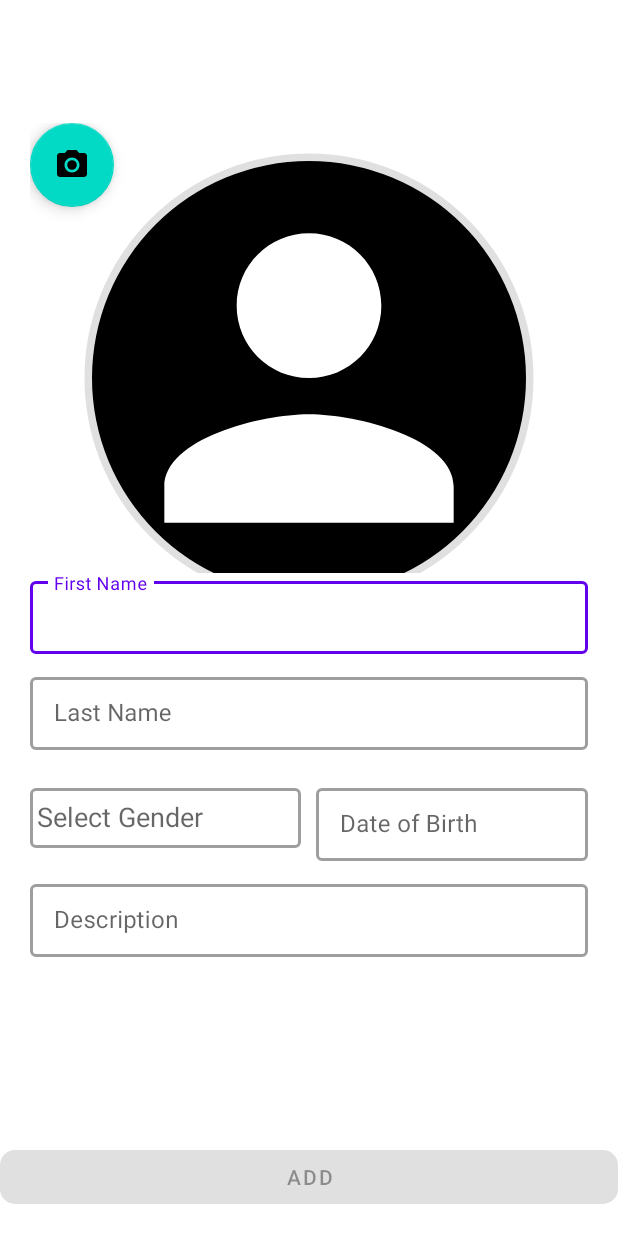
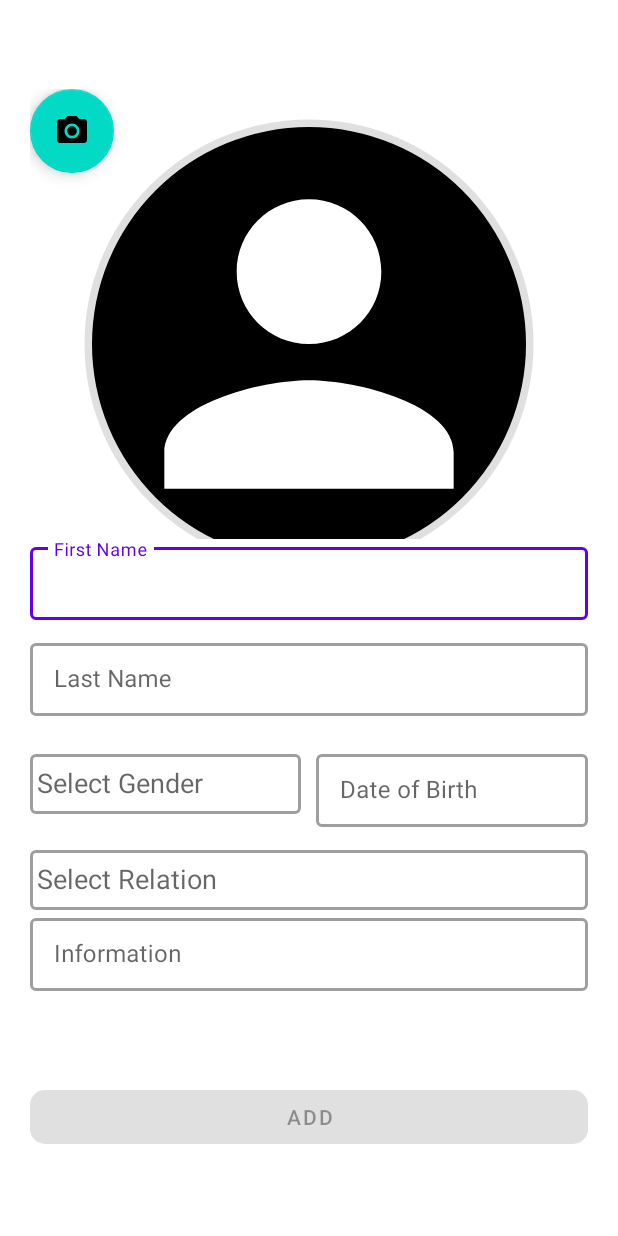
Before and after one commit to ANI2006/LineAge, an Android app: the AddUserActivity screen opened directly, with no data from a screen before it, on a phone screen of 412 x 824 dp. Run offline under Robolectric (Android 15) with nearby library versions, the phone set to English and light mode, and no system bars; our stand-ins replace Room's generated code, data binding; libraries missing offline, so code that uses them is left out: com.github.dhaval2404.imagepicker.

Commit message:
Relation Entity

```diff
--- a/app/src/main/java/com/example/lineage6/ui/AppRepo.java
+++ b/app/src/main/java/com/example/lineage6/db/AppRepo.java
@@ -1,11 +1,8 @@
-package com.example.lineage6.ui;
+package com.example.lineage6.db;
 
 import android.content.Context;
 
 import androidx.lifecycle.LiveData;
-
-import com.example.lineage6.ui.user.ProjectModel;
-import com.example.lineage6.ui.user.UserDao;
 
 import java.util.List;
 import java.util.concurrent.Callable;
--- a/app/src/main/java/com/example/lineage6/ui/DateConverter.java
+++ b/app/src/main/java/com/example/lineage6/db/DateConverter.java
@@ -1,4 +1,4 @@
-package com.example.lineage6.ui;
+package com.example.lineage6.db;
 
 import androidx.room.TypeConverter;
 
--- a/app/src/main/java/com/example/lineage6/ui/OnClickItemInterface.java
+++ b/app/src/main/java/com/example/lineage6/db/OnClickItemInterface.java
@@ -1,6 +1,4 @@
-package com.example.lineage6.ui;
-
-import com.example.lineage6.ui.user.ProjectModel;
+package com.example.lineage6.db;
 
 public interface OnClickItemInterface {
 
--- a/app/src/main/java/com/example/lineage6/ui/user/UserDao.java
+++ b/app/src/main/java/com/example/lineage6/db/UserDao.java
@@ -1,4 +1,4 @@
-package com.example.lineage6.ui.user;
+package com.example.lineage6.db;
 
 import androidx.lifecycle.LiveData;
 import androidx.room.Dao;
--- a/app/src/main/java/com/example/lineage6/ui/user/UserViewModel.java
+++ b/app/src/main/java/com/example/lineage6/mvvm/UserViewModel.java
@@ -1,4 +1,4 @@
-package com.example.lineage6.ui.user;
+package com.example.lineage6.mvvm;
 
 import android.app.Application;
 
@@ -6,7 +6,9 @@ import androidx.annotation.NonNull;
 import androidx.lifecycle.AndroidViewModel;
 import androidx.lifecycle.LiveData;
 
-import com.example.lineage6.ui.AppRepo;
+import com.example.lineage6.db.AppRepo;
+import com.example.lineage6.db.ProjectModel;
+import com.example.lineage6.db.UserDao;
 
 import java.util.List;
 import java.util.concurrent.ExecutionException;
--- a/app/src/main/java/com/example/lineage6/ui/user/AddUserActivity.java
+++ b/app/src/main/java/com/example/lineage6/ui/user/AddUserActivity.java
@@ -1,15 +1,11 @@
 package com.example.lineage6.ui.user;
 
 import android.annotation.SuppressLint;
-import android.app.AlertDialog;
 import android.app.DatePickerDialog;
 import android.content.Intent;
-import android.graphics.Color;
-import android.graphics.drawable.ColorDrawable;
 import android.net.Uri;
 import android.os.Build;
 import android.os.Bundle;
-import android.preference.PreferenceManager;
 import android.view.View;
 import android.widget.AdapterView;
 import android.widget.ArrayAdapter;
@@ -23,17 +19,14 @@ import androidx.annotation.Nullable;
 import androidx.appcompat.app.AppCompatActivity;
 import androidx.lifecycle.ViewModelProvider;
 
-import com.bumptech.glide.Glide;
 import com.example.lineage6.R;
 import com.example.lineage6.databinding.ActivityAddUserBinding;
+import com.example.lineage6.db.ProjectModel;
+import com.example.lineage6.mvvm.UserViewModel;
 import com.github.dhaval2404.imagepicker.ImagePicker;
 import com.google.android.material.floatingactionbutton.FloatingActionButton;
 
-import java.text.ParseException;
-import java.text.SimpleDateFormat;
 import java.util.Calendar;
-import java.util.Date;
-import java.util.Objects;
 
 public class AddUserActivity extends AppCompatActivity {
     private DatePickerDialog datePickerDialog;
@@ -44,9 +37,14 @@ public class AddUserActivity extends AppCompatActivity {
     ImageView imageView;
     FloatingActionButton button;
     private ActivityAddUserBinding binding;
-    private String firstName,lastName,description,gender,date;
+    private String firstName,lastName,description,gender,date,relation;
    // private int age;
     private final String[] genders={" Male"," Female"};
+    private final String[] relations={" Brother"," Mother"};
+
+
+
+
     private UserViewModel userViewModel;
     private ProjectModel projectModel;
     private boolean isEdit=false;
@@ -79,6 +77,8 @@ public class AddUserActivity extends AppCompatActivity {
          //   binding.edtAge.setText(String.valueOf(projectModel.age));
             binding.edtDescription.setText(projectModel.description);
             binding.etDate.setText(projectModel.date);
+            binding.edtRelation.setText(projectModel.relation);
+
 
             isEdit=true;
 
@@ -96,6 +96,7 @@ public class AddUserActivity extends AppCompatActivity {
              //   age=Integer.parseInt(binding.edtAge.getText().toString().trim());
                 description=binding.edtDescription.getText().toString().trim();
                 date=binding.etDate.getText().toString().trim();
+                relation=binding.edtRelation.getText().toString().trim();
 
 
 
@@ -107,6 +108,8 @@ public class AddUserActivity extends AppCompatActivity {
                // projectModel.age=age;
                 projectModel.description=description;
                 projectModel.date=date;
+                projectModel.relation=relation;
+
 
 
 
@@ -121,6 +124,8 @@ public class AddUserActivity extends AppCompatActivity {
               //  age=Integer.parseInt(binding.edtAge.getText().toString().trim());
                 description=binding.edtDescription.getText().toString().trim();
                 date=binding.etDate.getText().toString().trim();
+                relation=binding.edtRelation.getText().toString().trim();
+
 
 
 
@@ -132,6 +137,8 @@ public class AddUserActivity extends AppCompatActivity {
                // projectModel.age=age;
                 projectModel.description=description;
                 projectModel.date=date;
+                projectModel.relation=relation;
+
 
 
                 userViewModel.insertUser(projectModel);
@@ -224,6 +231,19 @@ public class AddUserActivity extends AppCompatActivity {
                 // Do nothing
             }
         });
+        ArrayAdapter<String> relationAdapter = new ArrayAdapter<String>(this, android.R.layout.select_dialog_item, relations);
+        binding.edtRelation.setAdapter(relationAdapter);
+        binding.edtRelation.setOnItemSelectedListener(new AdapterView.OnItemSelectedListener() {
+            @Override
+            public void onItemSelected(AdapterView<?> adapterView, View view, int position, long id) {
+                gender = (String) adapterView.getItemAtPosition(position);
+            }
+
+            @Override
+            public void onNothingSelected(AdapterView<?> adapterView) {
+                // Do nothing
+            }
+        });
 
 
     }
--- a/app/src/main/res/layout/activity_add_user.xml
+++ b/app/src/main/res/layout/activity_add_user.xml
@@ -141,6 +141,28 @@
 
 
             </LinearLayout>
+            <LinearLayout
+                android:layout_width="match_parent"
+                android:layout_height="wrap_content">
+
+            <com.google.android.material.textfield.TextInputLayout
+
+                style="@style/Widget.MaterialComponents.TextInputLayout.OutlinedBox.Dense"
+                android:layout_width="0dp"
+                android:layout_height="match_parent"
+                android:layout_weight="1"
+                app:boxBackgroundMode="outline"
+                app:boxStrokeWidth="2dp"
+                app:hintAnimationEnabled="true">
+
+                <AutoCompleteTextView
+                    android:id="@+id/edtRelation"
+                    android:layout_width="match_parent"
+                    android:layout_height="40dp"
+                    android:hint=" Select Relation" />
+
+            </com.google.android.material.textfield.TextInputLayout>
+            </LinearLayout>
 
 
 
@@ -157,17 +179,18 @@
                     android:layout_width="match_parent"
                     android:layout_height="match_parent"
                     android:inputType="text|textCapSentences"
-                    android:hint="Description"/>
+                    android:hint="Information"/>
 
             </com.google.android.material.textfield.TextInputLayout>
 
         </LinearLayout>
 
 
-        <RelativeLayout
+        <LinearLayout
             android:layout_width="match_parent"
             android:layout_height="0dp"
             android:layout_alignParentBottom="true"
+            android:layout_marginHorizontal="20dp"
             android:layout_marginBottom="0dp"
 
             android:layout_weight="0.25">
@@ -187,6 +210,6 @@
                 android:text="Add"
                 app:cornerRadius="10dp" />
 
-        </RelativeLayout>
+        </LinearLayout>
     </LinearLayout>
 </layout>
--- a/app/src/main/res/layout/user_item_layout.xml
+++ b/app/src/main/res/layout/user_item_layout.xml
@@ -4,11 +4,11 @@
     <data>
         <variable
             name="userModel"
-            type="com.example.lineage6.ui.user.ProjectModel" />
+            type="com.example.lineage6.db.ProjectModel" />
 
         <variable
             name="listener"
-            type="com.example.lineage6.ui.OnClickItemInterface" />
+            type="com.example.lineage6.db.OnClickItemInterface" />
 
     </data>
 
```
Also changed, not shown: app/src/main/java/com/example/lineage6/db/AppDatabase.java (renamed from app/src/main/java/com/example/lineage6/ui/AppDatabase.java, +1 -7 lines), app/src/main/java/com/example/lineage6/db/ProjectModel.java (renamed from app/src/main/java/com/example/lineage6/ui/user/ProjectModel.java, +3 -11 lines), app/src/main/java/com/example/lineage6/db/Relation.java (added, +40 -0 lines), app/src/main/java/com/example/lineage6/db/RelationDao.java (added, +27 -0 lines), app/src/main/java/com/example/lineage6/ui/user/UserAdapter.java (+2 -6 lines), app/src/main/java/com/example/lineage6/ui/user/UserFragment.java (+3 -9 lines).
